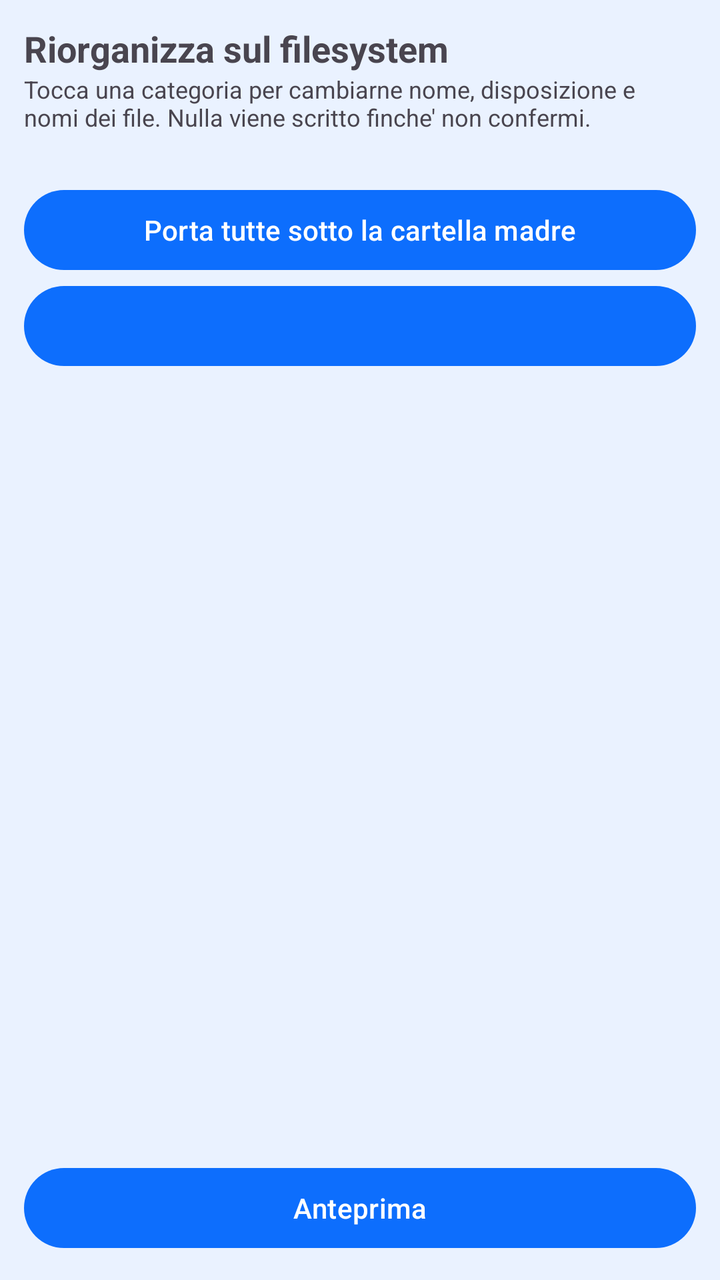
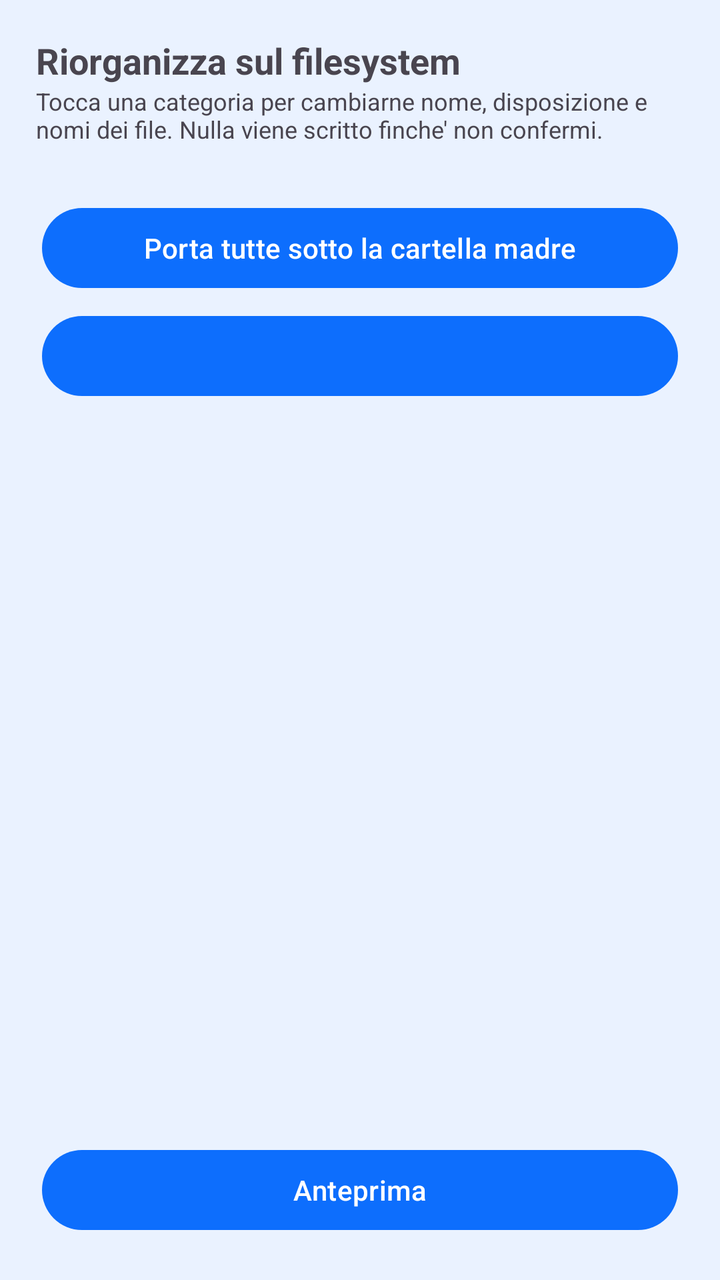

The first picture is an Android layout as it rendered before a commit; the second is the same layout after the commit. The layout source and the unified diff follow.
<!-- AndroidManifest.xml: application theme Theme.Fotosistemis -->
<!-- res/layout/activity_reorganize.xml -->
<?xml version="1.0" encoding="utf-8"?>
<LinearLayout xmlns:android="http://schemas.android.com/apk/res/android"
    android:id="@+id/reorganizeRoot"
    android:layout_width="match_parent"
    android:layout_height="match_parent"
    android:orientation="vertical"
    android:padding="12dp">

    <TextView
        android:layout_width="match_parent"
        android:layout_height="wrap_content"
        android:text="@string/reorganize_title"
        android:textSize="18sp"
        android:textStyle="bold" />

    <TextView
        android:layout_width="match_parent"
        android:layout_height="wrap_content"
        android:layout_marginBottom="8dp"
        android:text="@string/reorganize_hint"
        android:textSize="12sp" />

    <TextView
        android:id="@+id/reorganizeRootLine"
        android:layout_width="match_parent"
        android:layout_height="wrap_content"
        android:textSize="12sp" />

    <Button
        android:id="@+id/reorganizeRebaseButton"
        android:layout_width="match_parent"
        android:layout_height="wrap_content"
        android:text="@string/reorganize_rebase" />

    <Button
        android:id="@+id/reorganizeShowAllButton"
        android:layout_width="match_parent"
        android:layout_height="wrap_content" />

    <ListView
        android:id="@+id/reorganizeList"
        android:layout_width="match_parent"
        android:layout_height="0dp"
        android:layout_weight="1" />

    <TextView
        android:id="@+id/reorganizeStatus"
        android:layout_width="match_parent"
        android:layout_height="wrap_content"
        android:layout_marginTop="8dp"
        android:textSize="12sp" />

    <Button
        android:id="@+id/reorganizeApplyButton"
        android:layout_width="match_parent"
        android:layout_height="wrap_content"
        android:text="@string/reorganize_preview" />
</LinearLayout>
<!-- resources referenced by this layout -->
<resources>
  <string name="reorganize_hint">Tocca una categoria per cambiarne nome, disposizione e nomi dei file. Nulla viene scritto finche\' non confermi.</string>
  <string name="reorganize_preview">Anteprima</string>
  <string name="reorganize_rebase">Porta tutte sotto la cartella madre</string>
  <string name="reorganize_title">Riorganizza sul filesystem</string>
  <style name="Theme.Fotosistemis" parent="Base.Theme.Fotosistemis" />
  <style name="Base.Theme.Fotosistemis" parent="Theme.Material3.DayNight.NoActionBar">
          <item name="colorPrimary">@color/brand_blue</item>
          <item name="colorOnPrimary">@color/white</item>
          <item name="colorPrimaryContainer">@color/brand_blue_light</item>
          <item name="colorOnPrimaryContainer">@color/ink</item>
          <item name="colorSecondary">@color/brand_blue_dark</item>
          <item name="colorOnSecondary">@color/white</item>
  
          <item name="android:colorBackground">@color/surface_tint</item>
          <item name="colorSurface">@color/white</item>
          <item name="colorOnBackground">@color/ink</item>
          <item name="colorOnSurface">@color/ink</item>
          <item name="colorOnSurfaceVariant">@color/ink_muted</item>
          <item name="android:textColorPrimary">@color/ink</item>
          <item name="android:textColorSecondary">@color/ink_muted</item>
      </style>
  <color name="brand_blue">#0D6EFD</color>
  <color name="white">#FFFFFFFF</color>
  <color name="brand_blue_light">#CFE2FF</color>
  <color name="ink">#12233B</color>
  <color name="brand_blue_dark">#0A58CA</color>
  <color name="surface_tint">#EAF2FF</color>
  <color name="ink_muted">#41556F</color>
</resources>

<!-- the commit's change to res/layout/activity_reorganize.xml (unified diff, before → after) -->
@@ -4,7 +4,7 @@
     android:layout_width="match_parent"
     android:layout_height="match_parent"
     android:orientation="vertical"
-    android:padding="12dp">
+    android:padding="18dp">
 
     <TextView
         android:layout_width="match_parent"
@@ -30,12 +30,14 @@
         android:id="@+id/reorganizeRebaseButton"
         android:layout_width="match_parent"
         android:layout_height="wrap_content"
+        android:layout_margin="3dp"
         android:text="@string/reorganize_rebase" />
 
     <Button
         android:id="@+id/reorganizeShowAllButton"
         android:layout_width="match_parent"
-        android:layout_height="wrap_content" />
+        android:layout_height="wrap_content"
+        android:layout_margin="3dp" />
 
     <ListView
         android:id="@+id/reorganizeList"
@@ -54,5 +56,6 @@
         android:id="@+id/reorganizeApplyButton"
         android:layout_width="match_parent"
         android:layout_height="wrap_content"
+        android:layout_margin="3dp"
         android:text="@string/reorganize_preview" />
 </LinearLayout>
